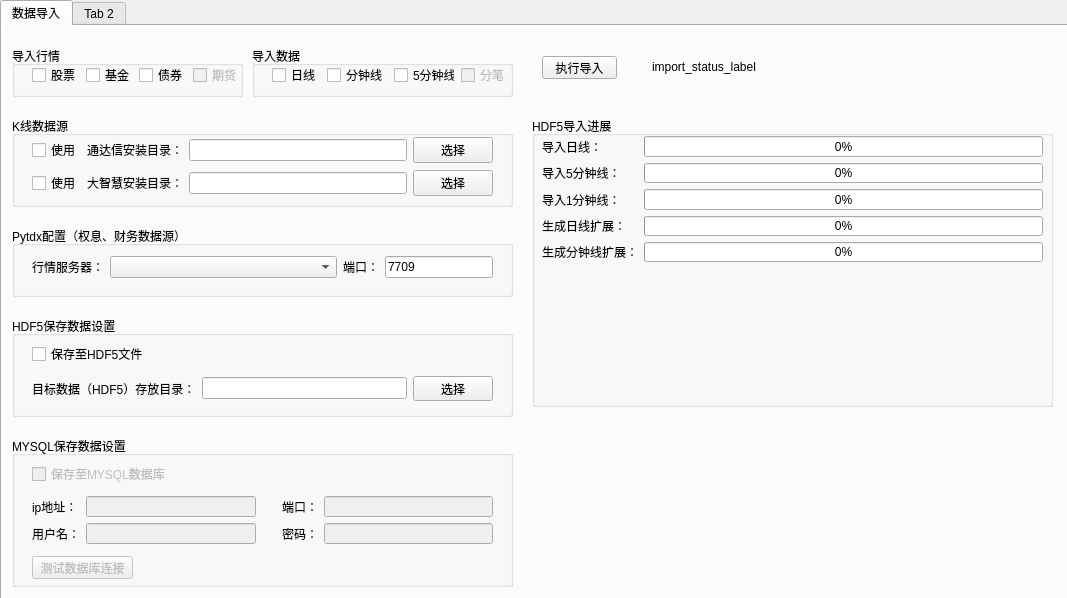
This is hikyuu_python/tools/maintain/MainWindow.ui in fasiondog/hikyuu as Qt 5 draws it before an edit. The edited form follows.
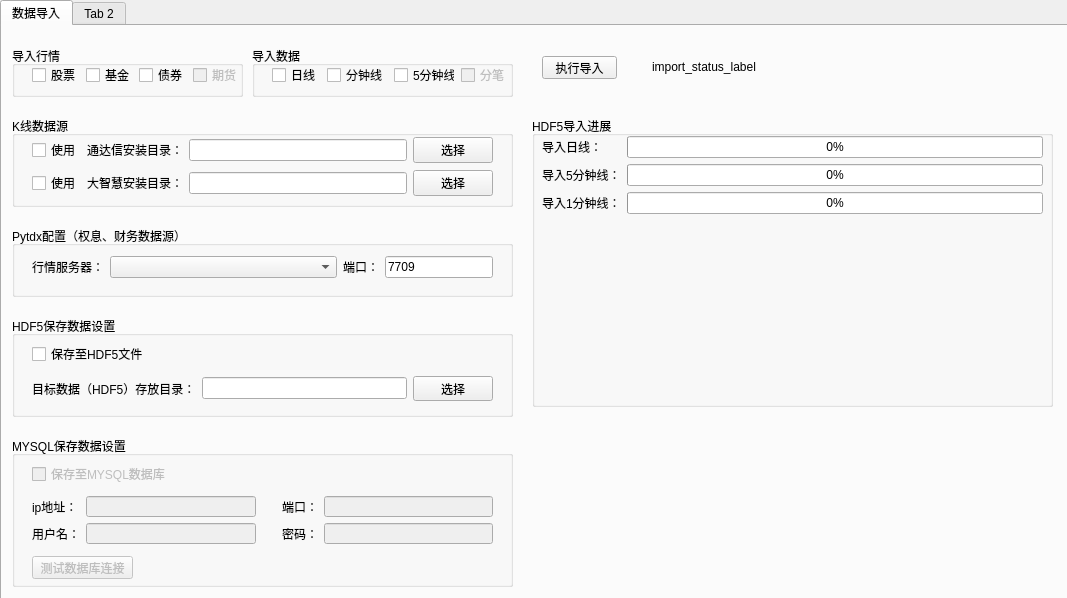
This is the edited form.

The edit to the form file:
```diff
--- a/hikyuu_python/tools/maintain/MainWindow.ui
+++ b/hikyuu_python/tools/maintain/MainWindow.ui
@@ -376,17 +376,10 @@
          <x>10</x>
          <y>20</y>
          <width>501</width>
-         <height>126</height>
+         <height>81</height>
         </rect>
        </property>
        <layout class="QGridLayout" name="gridLayout">
-        <item row="4" column="0">
-         <widget class="QLabel" name="label_18">
-          <property name="text">
-           <string>生成分钟线扩展：</string>
-          </property>
-         </widget>
-        </item>
         <item row="2" column="0">
          <widget class="QLabel" name="label_14">
           <property name="text">
@@ -401,13 +394,6 @@
           </property>
          </widget>
         </item>
-        <item row="3" column="0">
-         <widget class="QLabel" name="label_16">
-          <property name="text">
-           <string>生成日线扩展：</string>
-          </property>
-         </widget>
-        </item>
         <item row="1" column="0">
          <widget class="QLabel" name="label_12">
           <property name="text">
@@ -422,13 +408,6 @@
           </property>
          </widget>
         </item>
-        <item row="1" column="1">
-         <widget class="QProgressBar" name="hdf5_5min_progressBar">
-          <property name="value">
-           <number>0</number>
-          </property>
-         </widget>
-        </item>
         <item row="2" column="1">
          <widget class="QProgressBar" name="hdf5_min_progressBar">
           <property name="value">
@@ -436,15 +415,8 @@
           </property>
          </widget>
         </item>
-        <item row="3" column="1">
-         <widget class="QProgressBar" name="hdf5_day_extern_progressBar">
-          <property name="value">
-           <number>0</number>
-          </property>
-         </widget>
-        </item>
-        <item row="4" column="1">
-         <widget class="QProgressBar" name="hdf5_min_extern_progressBar">
+        <item row="1" column="1">
+         <widget class="QProgressBar" name="hdf5_5min_progressBar">
           <property name="value">
            <number>0</number>
           </property>
```
